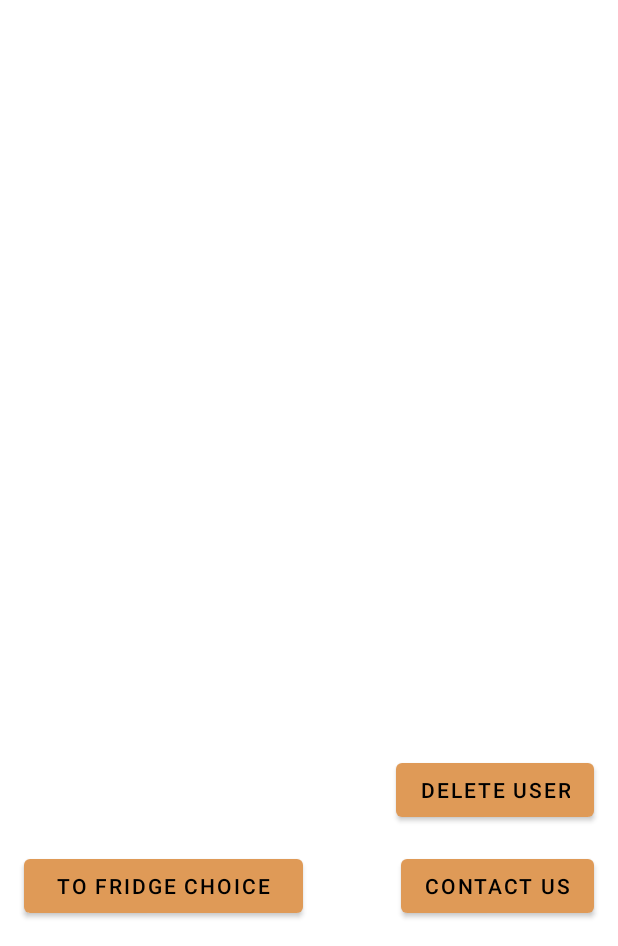
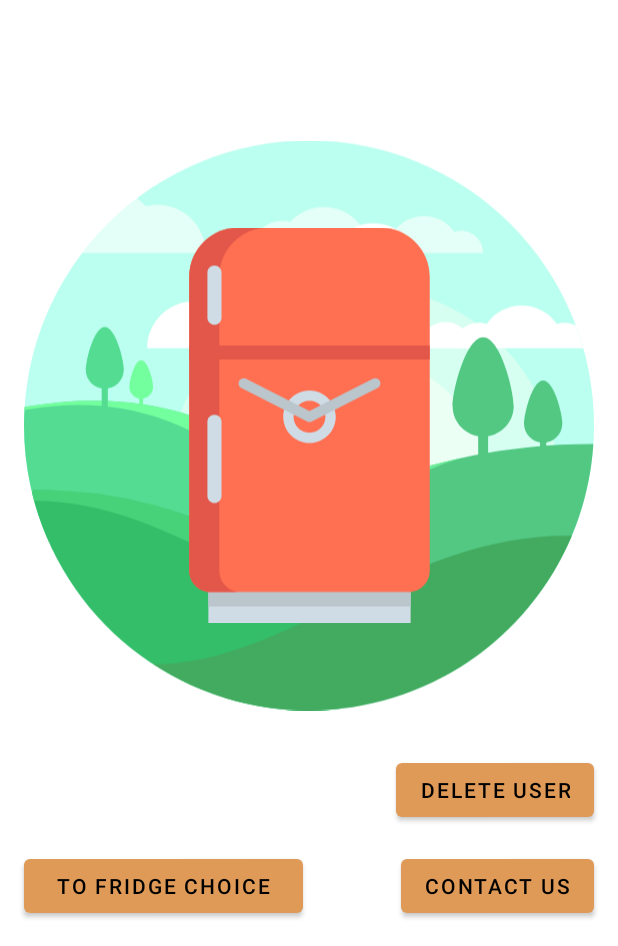
Before and after one commit to yxef/MyFridgeApp, an Android app: the screen it shows after launch (MainActivity), on a phone screen of 412 x 824 dp, the part 290-1236 px from its top. Run offline under Robolectric (Android 15) with nearby library versions, the phone set to English and light mode, and no system bars.

Commit message:
changed home screen, added variation of fridges

```diff
--- /dev/null
+++ b/app/src/main/res/drawable/ic_electronic_fridge_svgrepo_com.xml
@@ -0,0 +1,33 @@
+<vector xmlns:android="http://schemas.android.com/apk/res/android"
+    android:width="512dp"
+    android:height="512dp"
+    android:viewportWidth="512"
+    android:viewportHeight="512">
+  <path
+      android:pathData="M124.92,470.61h262.16v41.4h-262.16z"
+      android:fillColor="#CFDCE5"/>
+  <path
+      android:pathData="M124.92,470.61h262.16v20.7h-262.16z"
+      android:fillColor="#BAC6CC"/>
+  <path
+      android:pathData="M100.15,239.87v204.93c0,15.26 12.37,27.63 27.63,27.63h256.45c15.26,0 27.63,-12.37 27.63,-27.63V63.81C411.85,28.57 383.28,0 348.04,0H163.96c-35.24,0 -63.81,28.57 -63.81,63.81v145.62"
+      android:fillColor="#FF6F52"/>
+  <path
+      android:pathData="M139.11,444.8V239.87v-30.44V63.81c0,-35.24 28.57,-63.81 63.81,-63.81h-38.96c-35.24,0 -63.81,28.57 -63.81,63.81v145.62v30.44v204.93c0,15.26 12.37,27.63 27.63,27.63h38.96C151.48,472.43 139.11,460.06 139.11,444.8z"
+      android:fillColor="#E25749"/>
+  <path
+      android:pathData="M100.15,152.81h311.71v18.26h-311.71z"
+      android:fillColor="#E25749"/>
+  <path
+      android:pathData="M256,279.44c-18.78,0 -34.05,-15.28 -34.05,-34.05s15.28,-34.05 34.05,-34.05s34.05,15.28 34.05,34.05S274.78,279.44 256,279.44zM256,224.72c-11.39,0 -20.66,9.27 -20.66,20.66c0,11.39 9.27,20.66 20.66,20.66c11.39,0 20.66,-9.27 20.66,-20.66C276.66,233.99 267.39,224.72 256,224.72z"
+      android:fillColor="#CFDCE5"/>
+  <path
+      android:pathData="M256,252.08c-1.04,0 -2.08,-0.24 -3.03,-0.73l-85.25,-43.26c-3.3,-1.67 -4.61,-5.7 -2.94,-9c1.67,-3.3 5.7,-4.61 9,-2.94l82.22,41.73l82.22,-41.73c3.3,-1.67 7.33,-0.36 9,2.94c1.67,3.3 0.36,7.33 -2.94,9l-85.25,43.26C258.08,251.84 257.04,252.08 256,252.08z"
+      android:fillColor="#BAC6CC"/>
+  <path
+      android:pathData="M132.81,357.04c-5.04,0 -9.13,-4.09 -9.13,-9.13v-96.19c0,-5.04 4.09,-9.13 9.13,-9.13c5.04,0 9.13,4.09 9.13,9.13v96.19C141.94,352.95 137.85,357.04 132.81,357.04z"
+      android:fillColor="#CFDCE5"/>
+  <path
+      android:pathData="M132.81,126.02c-5.04,0 -9.13,-4.09 -9.13,-9.13V58.44c0,-5.04 4.09,-9.13 9.13,-9.13c5.04,0 9.13,4.09 9.13,9.13v58.44C141.94,121.93 137.85,126.02 132.81,126.02z"
+      android:fillColor="#CFDCE5"/>
+</vector>
--- /dev/null
+++ b/app/src/main/res/drawable/ic_fridge_svgrepo_com.xml
@@ -0,0 +1,66 @@
+<vector xmlns:android="http://schemas.android.com/apk/res/android"
+    android:width="483.2dp"
+    android:height="483.2dp"
+    android:viewportWidth="483.2"
+    android:viewportHeight="483.2">
+  <path
+      android:pathData="M168.8,478.4c0,2.4 -2.4,4.8 -4.8,4.8h-18.4c-2.4,0 -4.8,-2.4 -4.8,-4.8V472c0,-2.4 2.4,-4.8 4.8,-4.8H164c2.4,0 4.8,2.4 4.8,4.8V478.4z"
+      android:fillColor="#03263A"/>
+  <path
+      android:pathData="M342.4,478.4c0,2.4 -2.4,4.8 -4.8,4.8h-18.4c-2.4,0 -4.8,-2.4 -4.8,-4.8V472c0,-2.4 2.4,-4.8 4.8,-4.8h18.4c2.4,0 4.8,2.4 4.8,4.8V478.4z"
+      android:fillColor="#03263A"/>
+  <path
+      android:pathData="M369.6,441.6c0,32.8 -26.4,29.6 -59.2,29.6H172.8c-32.8,0 -59.2,3.2 -59.2,-29.6V59.2C113.6,26.4 140,0 172.8,0h137.6c32.8,0 59.2,26.4 59.2,59.2V441.6z"
+      android:fillColor="#FF5B00"/>
+  <path
+      android:pathData="M310.4,0H228v471.2h82.4c32.8,0 59.2,3.2 59.2,-29.6V59.2C369.6,26.4 343.2,0 310.4,0z"
+      android:fillColor="#FF3C00"/>
+  <path
+      android:pathData="M248.8,174.4l-108.8,-108l-0.8,70.4l38.4,37.6z"
+      android:fillColor="#FF3C00"/>
+  <path
+      android:pathData="M369.6,441.6v-6.4L140,205.6l-0.8,70.4l195.2,195.2C355.2,470.4 369.6,465.6 369.6,441.6z"
+      android:fillColor="#FF3C00"/>
+  <path
+      android:pathData="M133.6,441.6V59.2C133.6,26.4 160,0 192.8,0h-20c-32.8,0 -59.2,26.4 -59.2,59.2v382.4c0,32.8 26.4,29.6 59.2,29.6l0,0C150.4,471.2 133.6,467.2 133.6,441.6z"
+      android:fillColor="#FF781D"/>
+  <path
+      android:pathData="M310.4,471.2c7.2,0 13.6,0 20,0H310.4z"
+      android:fillColor="#FF8B00"/>
+  <path
+      android:pathData="M113.6,165.6h256v19.2h-256z"
+      android:fillColor="#03263A"/>
+  <path
+      android:pathData="M113.6,174.4h256v9.6h-256z"
+      android:fillColor="#053C54"/>
+  <path
+      android:pathData="M152,130.4c0,4.8 -4,9.6 -9.6,9.6l0,0c-4.8,0 -9.6,-4 -9.6,-9.6V77.6c0,-4.8 4,-9.6 9.6,-9.6l0,0c4.8,0 9.6,4 9.6,9.6V130.4z"
+      android:fillColor="#053C54"/>
+  <path
+      android:pathData="M138.4,68.8c-3.2,1.6 -5.6,4.8 -5.6,8.8v52.8c0,4 2.4,7.2 5.6,8.8c3.2,-1.6 5.6,-4.8 5.6,-8.8V77.6C144.8,73.6 142.4,70.4 138.4,68.8z"
+      android:fillColor="#055875"/>
+  <path
+      android:pathData="M152,267.2c0,4.8 -4,9.6 -9.6,9.6l0,0c-4.8,0 -9.6,-4 -9.6,-9.6v-52.8c0,-4.8 4,-9.6 9.6,-9.6l0,0c4.8,0 9.6,4 9.6,9.6V267.2z"
+      android:fillColor="#053C54"/>
+  <path
+      android:pathData="M138.4,205.6c-3.2,1.6 -5.6,4.8 -5.6,8.8v52.8c0,4 2.4,7.2 5.6,8.8c3.2,-1.6 5.6,-4.8 5.6,-8.8v-52.8C144.8,210.4 142.4,206.4 138.4,205.6z"
+      android:fillColor="#055875"/>
+  <path
+      android:pathData="M337.6,132.8c-0.8,0 -1.6,-0.8 -1.6,-1.6l0,0c0,-0.8 0.8,-1.6 1.6,-1.6h12c0.8,0 1.6,0.8 1.6,1.6l0,0c0,0.8 -0.8,1.6 -1.6,1.6H337.6z"
+      android:fillColor="#FF781D"/>
+  <path
+      android:pathData="M337.6,143.2c-0.8,0 -1.6,-0.8 -1.6,-1.6l0,0c0,-0.8 0.8,-1.6 1.6,-1.6h12c0.8,0 1.6,0.8 1.6,1.6l0,0c0,0.8 -0.8,1.6 -1.6,1.6H337.6z"
+      android:fillColor="#FF781D"/>
+  <path
+      android:pathData="M337.6,152.8c-0.8,0 -1.6,-0.8 -1.6,-1.6l0,0c0,-0.8 0.8,-1.6 1.6,-1.6h12c0.8,0 1.6,0.8 1.6,1.6l0,0c0,0.8 -0.8,1.6 -1.6,1.6H337.6z"
+      android:fillColor="#FF781D"/>
+  <path
+      android:pathData="M337.6,434.4c-0.8,0 -1.6,-0.8 -1.6,-1.6l0,0c0,-0.8 0.8,-1.6 1.6,-1.6h12c0.8,0 1.6,0.8 1.6,1.6l0,0c0,0.8 -0.8,1.6 -1.6,1.6H337.6z"
+      android:fillColor="#FF781D"/>
+  <path
+      android:pathData="M337.6,444c-0.8,0 -1.6,-0.8 -1.6,-1.6l0,0c0,-0.8 0.8,-1.6 1.6,-1.6h12c0.8,0 1.6,0.8 1.6,1.6l0,0c0,0.8 -0.8,1.6 -1.6,1.6H337.6z"
+      android:fillColor="#FF781D"/>
+  <path
+      android:pathData="M337.6,454.4c-0.8,0 -1.6,-0.8 -1.6,-1.6l0,0c0,-0.8 0.8,-1.6 1.6,-1.6h12c0.8,0 1.6,0.8 1.6,1.6l0,0c0,0.8 -0.8,1.6 -1.6,1.6H337.6z"
+      android:fillColor="#FF781D"/>
+</vector>
--- /dev/null
+++ b/app/src/main/res/drawable/ic_hills_svgrepo_com.xml
@@ -0,0 +1,105 @@
+<vector xmlns:android="http://schemas.android.com/apk/res/android"
+    android:width="512dp"
+    android:height="512dp"
+    android:viewportWidth="512"
+    android:viewportHeight="512">
+  <path
+      android:pathData="M256,256m-256,0a256,256 0,1 1,512 0a256,256 0,1 1,-512 0"
+      android:fillColor="#BAFFEF"/>
+  <path
+      android:pathData="M392.52,81.15c-2.09,0 -4.06,0.41 -5.96,1.01c-6,-8.62 -15.94,-14.28 -27.24,-14.28c-11.3,0 -21.24,5.67 -27.24,14.28c-1.89,-0.6 -3.87,-1.01 -5.96,-1.01c-11,0 -19.92,8.92 -19.92,19.92h106.22C412.43,90.07 403.52,81.15 392.52,81.15z"
+      android:strokeAlpha="0.6"
+      android:fillColor="#FFFFFF"
+      android:fillAlpha="0.6"/>
+  <path
+      android:pathData="M304.36,306.61m-175.19,0a175.19,175.19 0,1 1,350.39 0a175.19,175.19 0,1 1,-350.39 0"
+      android:strokeAlpha="0.4"
+      android:fillColor="#FFFFF4"
+      android:fillAlpha="0.4"/>
+  <path
+      android:pathData="M304.36,306.61m-110.49,0a110.49,110.49 0,1 1,220.97 0a110.49,110.49 0,1 1,-220.97 0"
+      android:strokeAlpha="0.5"
+      android:fillColor="#FFFFF4"
+      android:fillAlpha="0.5"/>
+  <path
+      android:pathData="M304.36,306.61m-50.62,0a50.62,50.62 0,1 1,101.23 0a50.62,50.62 0,1 1,-101.23 0"
+      android:fillColor="#FFFFFF"/>
+  <path
+      android:pathData="M0.59,239.39C0.24,244.89 0,250.41 0,256c0,37.21 8.01,72.53 22.28,104.43c69.04,7.73 162.45,6.68 184.17,4.49c25.81,-2.6 96,-13.95 107.36,-19.12c11.35,-5.16 5.05,-40.26 5.05,-40.26C220.9,305.55 172.48,209.79 0.59,239.39z"
+      android:fillColor="#53DC92"/>
+  <path
+      android:pathData="M318.85,305.55c-97.95,0 -146.38,-95.76 -318.26,-66.16c-0.06,0.9 -0.05,1.82 -0.1,2.72c151.83,-26.76 196.83,74.83 285.87,74.83c0,0 3.34,22.22 0.4,35.5c12.96,-2.53 23.27,-4.93 27.05,-6.64C325.16,340.64 318.85,305.55 318.85,305.55z"
+      android:fillColor="#74FF9E"/>
+  <path
+      android:pathData="M511.41,272.52c-165.91,0.16 -228.78,66.06 -362.77,66.06v55.74l228.91,87.02C453.04,440.54 505.65,362.9 511.41,272.52z"
+      android:fillColor="#52C883"/>
+  <path
+      android:pathData="M148.65,338.58v18.28c10.66,4.4 10.43,6.12 30.33,6.12c59.26,0 169.37,-67.41 217.85,-78.66C306.69,303.32 246.69,338.58 148.65,338.58z"
+      android:fillColor="#6BEE97"/>
+  <path
+      android:pathData="M7.17,316.13C34.23,428.49 135.34,512 256,512c9.45,0 18.77,-0.55 27.95,-1.55c13.05,-35.78 30.89,-105.81 30.89,-105.81c-66.07,0 -137.81,-90.84 -306.58,-90.84L7.17,316.13z"
+      android:fillColor="#34BE69"/>
+  <path
+      android:pathData="M309.61,404.43c-64.68,-4.53 -137.02,-90.62 -301.36,-90.62l-1.09,2.33c0.61,2.54 1.3,5.05 1.99,7.56c117.57,0.91 175.38,80.75 300.46,80.75L309.61,404.43z"
+      android:strokeAlpha="0.3"
+      android:fillColor="#74FF9E"
+      android:fillAlpha="0.3"/>
+  <path
+      android:pathData="M220.72,186.69c0,-16.37 -13.27,-29.64 -29.64,-29.64c-2.47,0 -4.83,0.39 -7.13,0.96c-7.74,-8.35 -18.7,-13.66 -30.99,-13.66c-23.39,0 -42.35,18.96 -42.35,42.35H220.72z"
+      android:fillColor="#FFFFFF"/>
+  <path
+      android:pathData="M416.41,186.69c0,-9.14 -7.41,-16.54 -16.54,-16.54c-1.38,0 -2.7,0.22 -3.98,0.54c-4.32,-4.66 -10.44,-7.63 -17.29,-7.63c-13.05,0 -23.63,10.58 -23.63,23.63H416.41z"
+      android:fillColor="#FFFFFF"/>
+  <path
+      android:pathData="M256,512c106.25,0 197.37,-64.73 236.1,-156.9h-4.87c-146.18,0 -249.24,114.95 -370.61,115.58C156.73,496.78 204.57,512 256,512z"
+      android:fillColor="#43AB5F"/>
+  <path
+      android:pathData="M302.62,179.04c-2.88,0 -5.59,0.57 -8.2,1.39c-8.25,-11.86 -21.94,-19.66 -37.49,-19.66s-29.23,7.8 -37.49,19.66c-2.61,-0.82 -5.32,-1.39 -8.2,-1.39c-15.14,0 -27.41,12.27 -27.41,27.41h146.19C330.03,191.31 317.76,179.04 302.62,179.04z"
+      android:fillColor="#FFFFFF"/>
+  <path
+      android:pathData="M495.75,166.17c-3.1,-1.55 -6.55,-2.51 -10.26,-2.51c-2.42,0 -4.7,0.47 -6.89,1.17c-6.93,-9.97 -18.43,-16.52 -31.5,-16.52c-13.06,0 -24.57,6.55 -31.5,16.52c-2.19,-0.69 -4.47,-1.17 -6.89,-1.17c-12.72,0 -23.03,10.31 -23.03,23.03h116.74C500.47,179.73 498.27,172.88 495.75,166.17z"
+      android:fillColor="#FFFFFF"/>
+  <path
+      android:pathData="M52.24,101.07h111.03c0,-24 -19.46,-43.46 -43.46,-43.46c-3.62,0 -7.09,0.57 -10.45,1.41c-2.41,-2.6 -5.08,-4.93 -7.89,-7.09C82.92,66 66.35,82.54 52.24,101.07z"
+      android:strokeAlpha="0.6"
+      android:fillColor="#FFFFFF"
+      android:fillAlpha="0.6"/>
+  <path
+      android:pathData="M203.26,101.07c0,-15.96 12.94,-28.9 28.9,-28.9c2.41,0 4.71,0.38 6.95,0.94c7.54,-8.15 18.24,-13.32 30.21,-13.32c22.8,0 41.29,18.49 41.29,41.29H203.26z"
+      android:strokeAlpha="0.6"
+      android:fillColor="#FFFFFF"
+      android:fillAlpha="0.6"/>
+  <path
+      android:pathData="M247.74,115.61c0,-15.96 12.94,-28.9 28.9,-28.9c2.41,0 4.71,0.38 6.95,0.94c7.54,-8.15 18.24,-13.32 30.21,-13.32c22.8,0 41.29,18.49 41.29,41.29H247.74z"
+      android:fillColor="#FFFFFF"/>
+  <path
+      android:pathData="M72.55,240.72c-1.53,0 -2.77,-1.24 -2.77,-2.77v-29.86c0,-1.53 1.24,-2.77 2.77,-2.77c1.53,0 2.77,1.24 2.77,2.77v29.86C75.33,239.48 74.08,240.72 72.55,240.72z"
+      android:fillColor="#53DC92"/>
+  <path
+      android:pathData="M89.61,205.96c0,9.42 -7.64,17.06 -17.06,17.06s-17.06,-7.64 -17.06,-17.06c0,-9.42 7.64,-38.39 17.06,-38.39S89.61,196.54 89.61,205.96z"
+      android:fillColor="#53DC92"/>
+  <path
+      android:pathData="M412.43,294.46c-2.47,0 -4.46,-2 -4.46,-4.46v-48.04c0,-2.46 2,-4.46 4.46,-4.46c2.47,0 4.46,2 4.46,4.46v48.04C416.9,292.47 414.9,294.46 412.43,294.46z"
+      android:fillColor="#52C883"/>
+  <path
+      android:pathData="M439.89,238.53c0,15.16 -12.29,27.45 -27.45,27.45c-15.16,0 -27.45,-12.29 -27.45,-27.45c0,-15.16 12.29,-61.77 27.45,-61.77C427.6,176.76 439.89,223.37 439.89,238.53z"
+      android:fillColor="#52C883"/>
+  <path
+      android:pathData="M466.31,289.29c-1.54,0 -2.8,-1.25 -2.8,-2.79v-30.1c0,-1.54 1.25,-2.79 2.8,-2.79s2.8,1.25 2.8,2.79v30.1C469.11,288.04 467.86,289.29 466.31,289.29z"
+      android:fillColor="#52C883"/>
+  <path
+      android:pathData="M483.51,254.25c0,9.5 -7.7,17.2 -17.2,17.2s-17.2,-7.7 -17.2,-17.2c0,-9.5 7.7,-38.7 17.2,-38.7S483.51,244.75 483.51,254.25z"
+      android:fillColor="#52C883"/>
+  <path
+      android:pathData="M187.62,348.05c-1.58,0 -2.86,-1.28 -2.86,-2.86v-30.83c0,-1.58 1.28,-2.86 2.86,-2.86s2.86,1.28 2.86,2.86v30.83C190.49,346.77 189.2,348.05 187.62,348.05z"
+      android:fillColor="#6BEE97"/>
+  <path
+      android:pathData="M205.24,312.16c0,9.73 -7.89,17.61 -17.61,17.61c-9.73,0 -17.61,-7.89 -17.61,-17.61c0,-9.73 7.89,-39.63 17.61,-39.63C197.35,272.52 205.24,302.43 205.24,312.16z"
+      android:fillColor="#6BEE97"/>
+  <path
+      android:pathData="M105.27,242.93c-0.95,0 -1.72,-0.77 -1.72,-1.72v-18.54c0,-0.95 0.77,-1.72 1.72,-1.72c0.95,0 1.72,0.77 1.72,1.72v18.54C107,242.16 106.23,242.93 105.27,242.93z"
+      android:fillColor="#74FF9E"/>
+  <path
+      android:pathData="M115.87,221.34c0,5.85 -4.74,10.6 -10.6,10.6s-10.6,-4.74 -10.6,-10.6c0,-5.85 4.74,-23.84 10.6,-23.84S115.87,215.49 115.87,221.34z"
+      android:fillColor="#74FF9E"/>
+</vector>
--- a/app/src/main/res/layout/fragment_home.xml
+++ b/app/src/main/res/layout/fragment_home.xml
@@ -2,9 +2,32 @@
 <androidx.constraintlayout.widget.ConstraintLayout xmlns:android="http://schemas.android.com/apk/res/android"
     xmlns:app="http://schemas.android.com/apk/res-auto"
     xmlns:tools="http://schemas.android.com/tools"
+    android:id="@+id/base_screen"
     android:layout_width="match_parent"
     android:layout_height="match_parent"
     tools:context=".home.HomeFragment">
+
+    <ImageView
+        android:id="@+id/image_view_hills"
+        android:layout_width="380dp"
+        android:layout_height="490dp"
+        android:contentDescription="@string/background_hills"
+        app:layout_constraintBottom_toTopOf="@id/button_to_fridge_choice"
+        app:layout_constraintEnd_toEndOf="parent"
+        app:layout_constraintStart_toStartOf="parent"
+        app:layout_constraintTop_toBottomOf="@id/welcomeTextView"
+        app:srcCompat="@drawable/ic_hills_svgrepo_com" />
+
+    <ImageView
+        android:id="@+id/image_view_fridge"
+        android:layout_width="263dp"
+        android:layout_height="328dp"
+        android:contentDescription="@string/background_hills"
+        app:layout_constraintBottom_toTopOf="@id/button_to_fridge_choice"
+        app:layout_constraintEnd_toEndOf="parent"
+        app:layout_constraintStart_toStartOf="parent"
+        app:layout_constraintTop_toBottomOf="@id/welcomeTextView"
+        app:srcCompat="@drawable/ic_electronic_fridge_svgrepo_com" />
 
     <TextView
         android:id="@+id/welcomeTextView"
@@ -21,12 +44,13 @@
         app:layout_constraintStart_toStartOf="parent"
         app:layout_constraintTop_toTopOf="parent" />
 
+
     <Button
         android:id="@+id/button_reset_user"
         android:layout_width="wrap_content"
         android:layout_height="wrap_content"
         android:layout_margin="16dp"
-        android:text = "@string/delete_user"
+        android:text="@string/delete_user"
         app:layout_constraintBottom_toTopOf="@id/button_to_contacts"
         app:layout_constraintEnd_toEndOf="parent" />
 
--- a/app/src/main/res/values/strings.xml
+++ b/app/src/main/res/values/strings.xml
@@ -27,4 +27,5 @@
     <string name="remove_fridge">remove fridge</string>
     <string name="remove_food">Remove Food</string>
     <string name="delete_user">DELETE USER</string>
+    <string name="background_hills">Background Hills</string>
 </resources>
```
